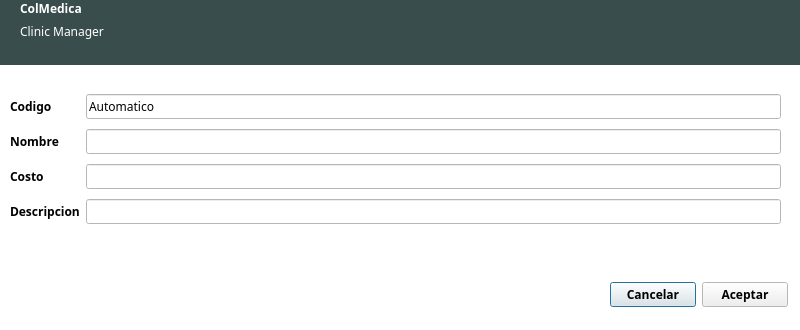
First picture: the form in gui/administrador/uis/DialogNuevoMedicamento.ui, repository BryanTabarez/ProyectoBD, before the edit.
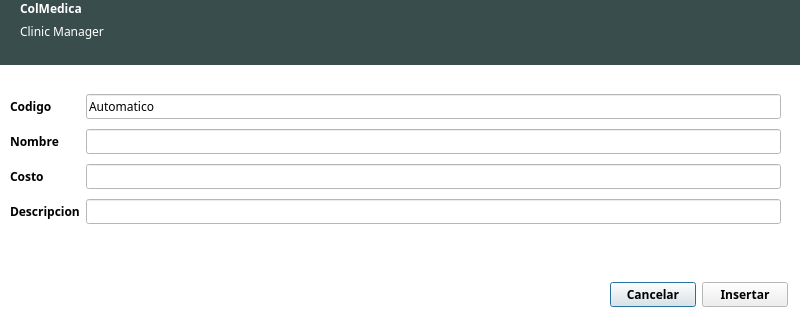
Second picture: the form after the edit.

The edit to the form file:
```diff
--- a/gui/administrador/uis/DialogNuevoMedicamento.ui
+++ b/gui/administrador/uis/DialogNuevoMedicamento.ui
@@ -199,7 +199,7 @@
       <x>20</x>
       <y>0</y>
       <width>162</width>
-      <height>61</height>
+      <height>62</height>
      </rect>
     </property>
     <layout class="QFormLayout" name="formLayout_5">
@@ -357,7 +357,7 @@
      <item>
       <widget class="QPushButton" name="pushButtonAceptar">
        <property name="text">
-        <string>Aceptar</string>
+        <string>Insertar</string>
        </property>
       </widget>
      </item>
```
Left out of the diff: 2 changed lines with no effect on the pictures.
